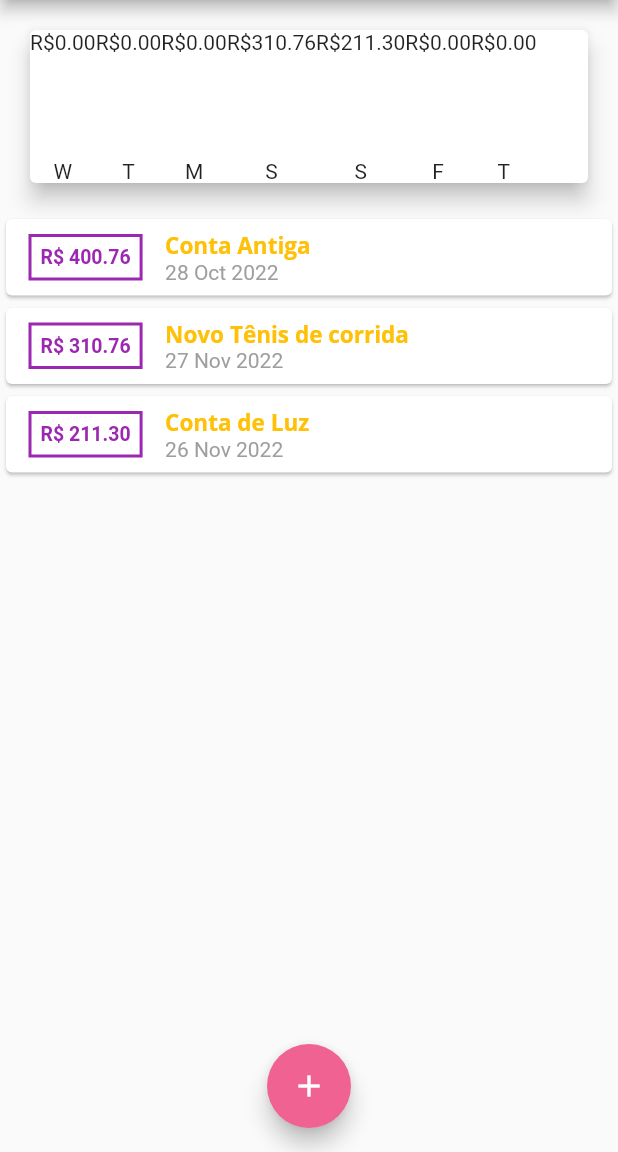
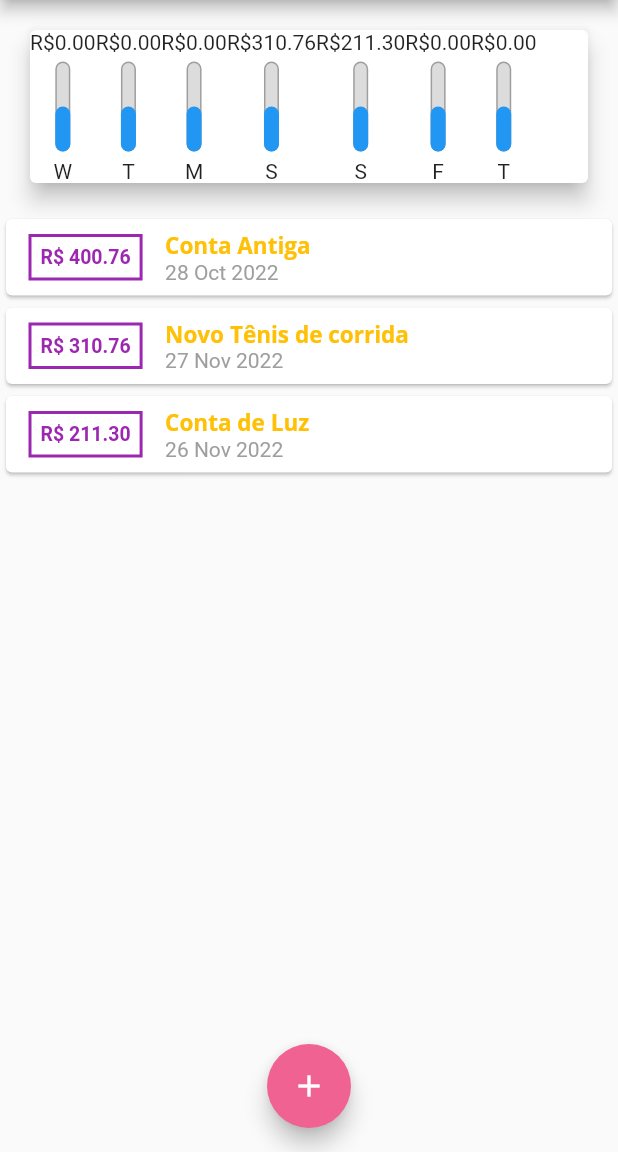
Before and after one commit to andrey-araujo/expenses, a Flutter app: the screen it shows after launch, on a phone screen of 412 x 824 dp, the part 84-1236 px from its top. Run offline on Flutter 3.47's test engine with Material 2 defaults, Android fonts, the phone set to English and light mode, and no system bars.

Commit message:
#aula124: making de chart bars

```diff
--- a/lib/components/chart.dart
+++ b/lib/components/chart.dart
@@ -45,7 +45,7 @@ class Chart extends StatelessWidget {
           return ChartBar(
             label: tr['day'] as String,
             value: tr['value'] as double,
-            percentage: 0,
+            percentage: 0.5,
           );
         }).toList(),
       ),
--- a/lib/components/chart_bar.dart
+++ b/lib/components/chart_bar.dart
@@ -14,18 +14,39 @@ class ChartBar extends StatelessWidget {
 
   @override
   Widget build(BuildContext context) {
-    return Column(
-      children: [
-        Text('R\$${value?.toStringAsFixed(2)}'),
-        const SizedBox(height: 5,),
-        const SizedBox(
-          height: 60,
-          width: 10,
-          child: null,
+    return Column(children: [
+      Text('R\$${value?.toStringAsFixed(2)}'),
+      const SizedBox(height: 5),
+      SizedBox(
+        height: 60,
+        width: 10,
+        child: Stack(
+          alignment: Alignment.bottomCenter,
+          children: [
+            Container(
+              decoration: BoxDecoration(
+                border: Border.all(
+                  color: Colors.grey,
+                  width: 1.0,
+                ),
+                color: const Color.fromRGBO(220, 220, 220, 1),
+                borderRadius: BorderRadius.circular(5),
+              ),
+            ),
+            FractionallySizedBox(
+              heightFactor: percentage,
+              child: Container(
+                decoration: BoxDecoration(
+                  color: Theme.of(context).primaryColor,
+                  borderRadius: BorderRadius.circular(5),
+                ),
+              ),
+            ),
+          ],
         ),
-        const SizedBox(height: 5),
-        Text(label!)
-      ]
-    );
+      ),
+      const SizedBox(height: 5),
+      Text(label!)
+    ]);
   }
 }
```
